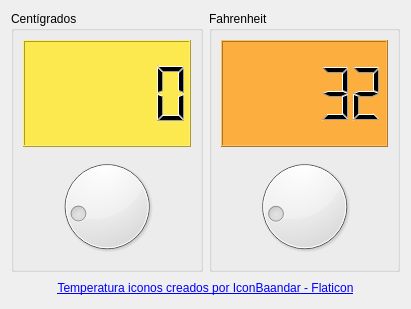
The window that conversor.ui (JuanFraDev/P61-Conversor-Temperatura) describes before a commit, drawn with Qt 5.
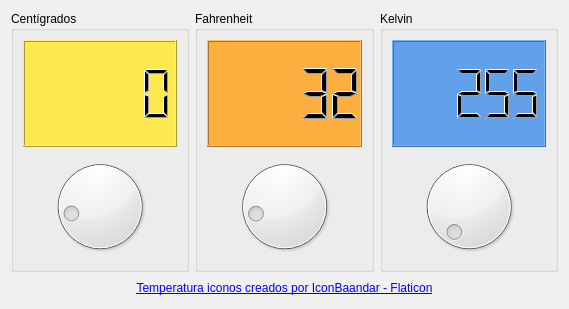
The same window after the commit. Icons and pictures are not drawn.

Commit message: Implementacion de grados kelvin

Diff of the .ui file:
```diff
--- a/conversor.ui
+++ b/conversor.ui
@@ -6,7 +6,7 @@
    <rect>
     <x>0</x>
     <y>0</y>
-    <width>411</width>
+    <width>569</width>
     <height>309</height>
    </rect>
   </property>
@@ -88,6 +88,38 @@
         </layout>
        </widget>
       </item>
+      <item>
+       <widget class="QGroupBox" name="groupBox_3">
+        <property name="title">
+         <string>Kelvin</string>
+        </property>
+        <layout class="QVBoxLayout" name="verticalLayout_4">
+         <item>
+          <widget class="QLCDNumber" name="outKel">
+           <property name="styleSheet">
+            <string notr="true">background-color:rgb(98, 160, 234)</string>
+           </property>
+           <property name="value" stdset="0">
+            <double>255.000000000000000</double>
+           </property>
+           <property name="intValue" stdset="0">
+            <number>255</number>
+           </property>
+          </widget>
+         </item>
+         <item>
+          <widget class="QDial" name="inKel">
+           <property name="minimum">
+            <number>255</number>
+           </property>
+           <property name="maximum">
+            <number>372</number>
+           </property>
+          </widget>
+         </item>
+        </layout>
+       </widget>
+      </item>
      </layout>
     </widget>
    </item>
```
Left out of the diff: 16 changed lines with no effect on the pictures. The commit also changes 2 other files.
